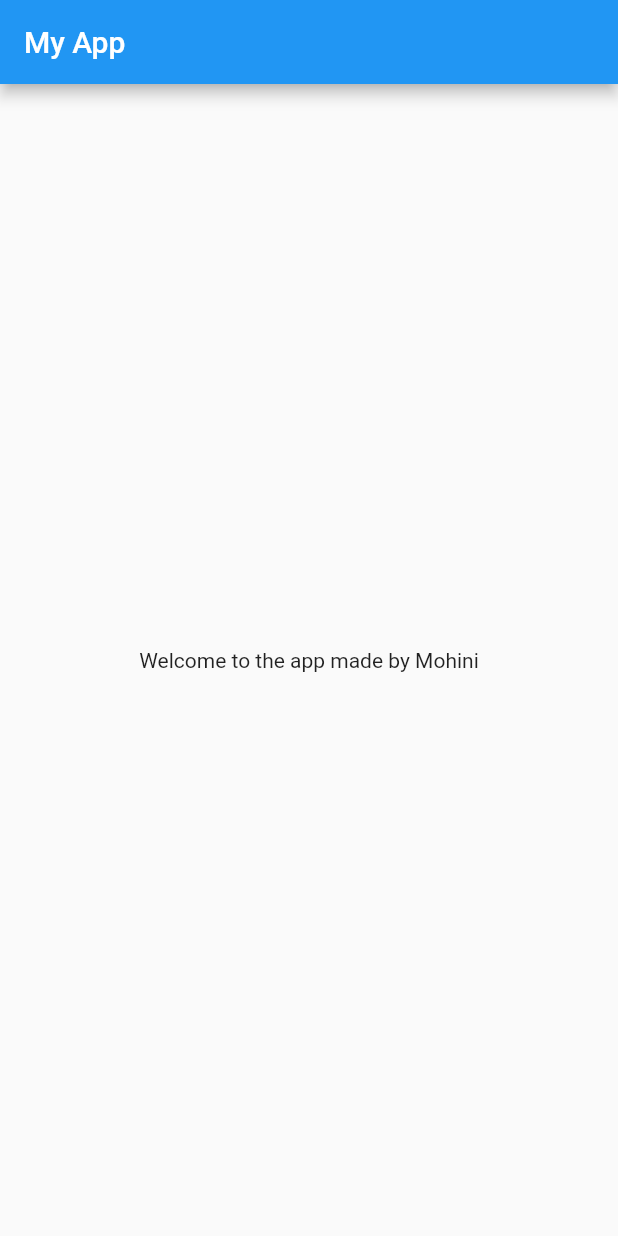
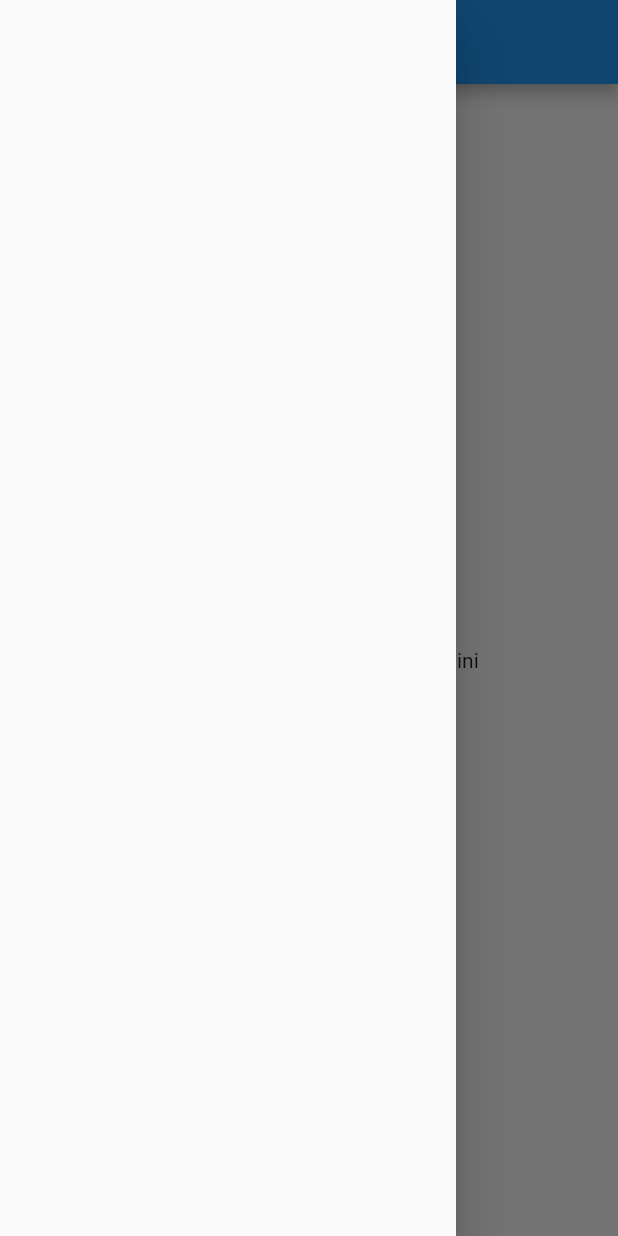
Before and after one commit to MohiniMehta/Catalog-app, a Flutter app: the screen it shows after launch, with the side drawer open (before the commit the screen has no drawer), on a phone screen of 412 x 824 dp. Run offline on Flutter 3.47's test engine with Material 2 defaults, Android fonts, the phone set to English and light mode, and no system bars.

Commit message:
day 2 completed

```diff
--- /dev/null
+++ b/lib/home_page.dart
@@ -0,0 +1,19 @@
+import "package:flutter/material.dart";
+
+ class HomePage extends StatelessWidget {
+  const HomePage({super.key});
+
+
+  @override
+  Widget build(BuildContext context) {
+    return Scaffold(
+        appBar: AppBar(
+          title: const Text('My App'),
+        ),
+        body: const Center(
+          child: Text("Welcome to the app made by Mohini"),
+        ),
+        drawer: const Drawer(),
+      );
+  }
+}
--- a/lib/main.dart
+++ b/lib/main.dart
@@ -1,4 +1,5 @@
 import 'package:flutter/material.dart';
+import 'package:flutter_project_1/home_page.dart';
 
 void main() {
   runApp(const MyApp());
@@ -9,16 +10,9 @@ class MyApp extends StatelessWidget {
 
   @override
   Widget build(BuildContext context) {
-    return MaterialApp(
-      home: Scaffold(
-        appBar: AppBar(
-          title: const Text('My App'),
-        ),
-        // ignore: prefer_const_constructors
-        body: Center(
-          child: const Text("Welcome to the app made by Mohini"),
-        ),
-      ),
+
+    return const MaterialApp(
+      home: HomePage()
     );
   }
 }
```
